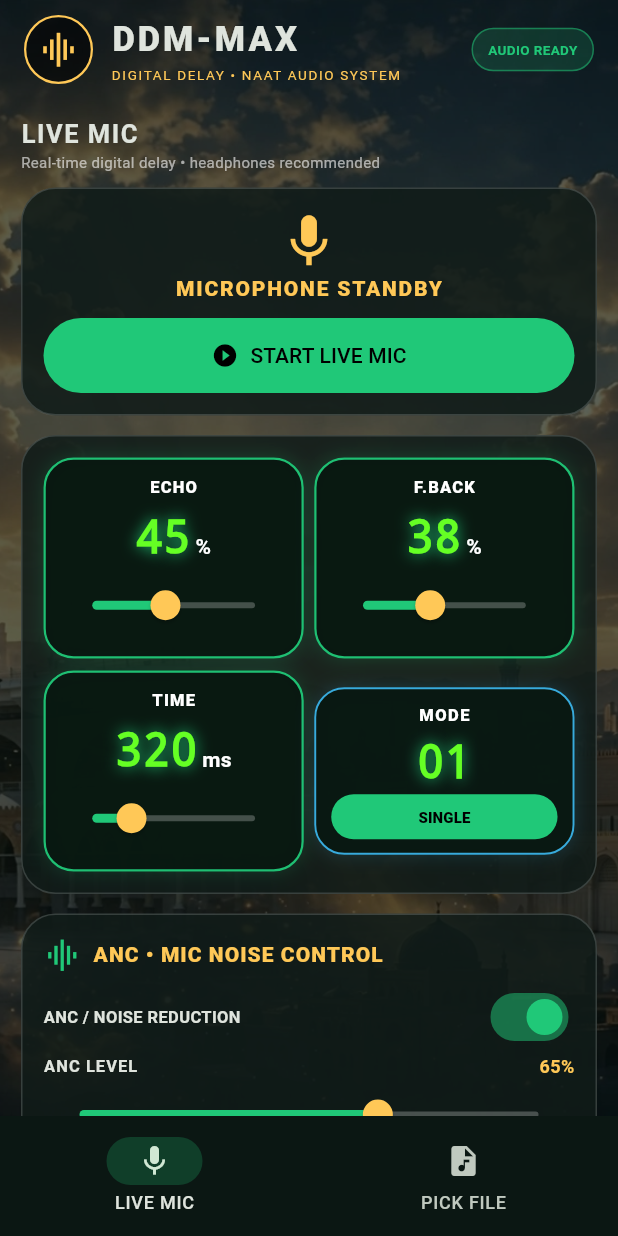
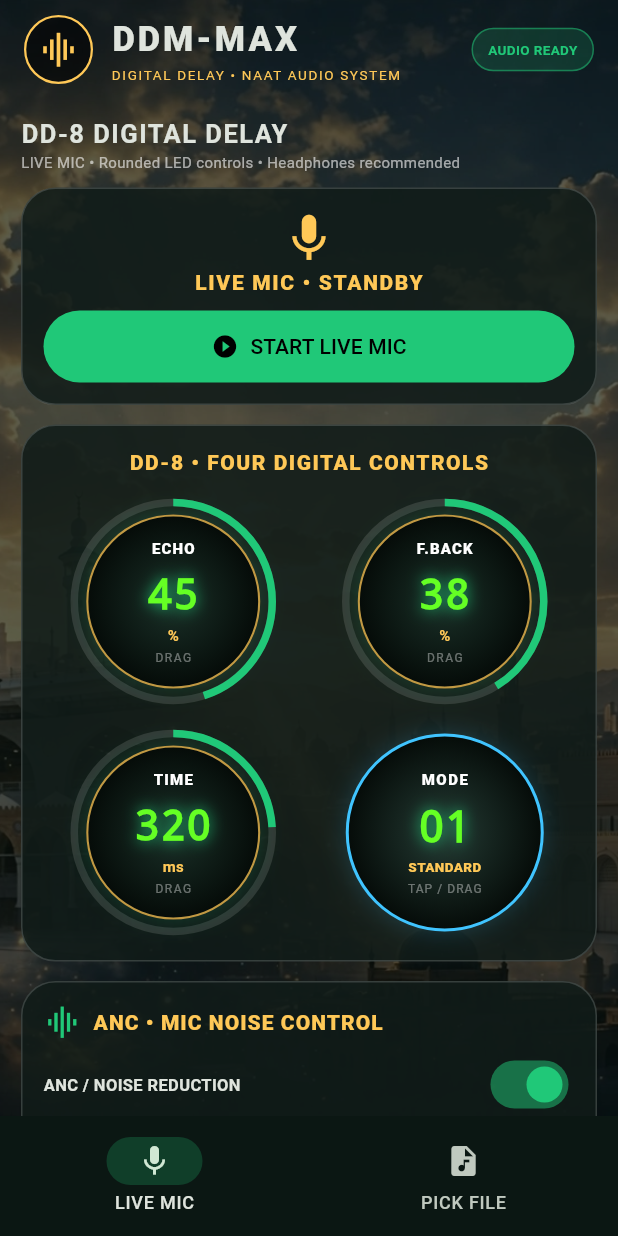
Before and after one commit to iammrsbi/ddm-max, a Flutter app: the screen it shows after launch, on a phone screen of 412 x 824 dp. Run offline on Flutter 3.47's test engine with Material 3 defaults, Android fonts, the phone set to English and light mode, and no system bars; our stand-ins replace audioplayers, file_picker, permission_handler, share_plus, shared_preferences; missing offline and left inert: record.

Commit message:
Build rounded LED DD-8 controls for Echo Feedback Time and Mode

```diff
--- a/lib/main.dart
+++ b/lib/main.dart
@@ -31,6 +31,8 @@ class ConsoleHome extends StatefulWidget {
 }
 class _ConsoleHomeState extends State<ConsoleHome> {
   int tab=0;
+  int delayMode=0;
+  static const List<String> delayModeNames=['STANDARD','ANALOG','TAPE','WARM','MOD','DUAL'];
   Duration fileDuration=Duration.zero, filePosition=Duration.zero;
   bool playbackPaused=false;
   double level=80,feedback=38,delayTime=320,mix=45;
@@ -176,6 +178,7 @@ class _ConsoleHomeState extends State<ConsoleHome> {
         mix: mix / 100, level: level / 100, eq: eq,
         pingPong: pingPong, dual: dual, bypass: bypass,
         noiseReduction: noiseReduction, noiseGate: noiseGate, ancLevel: ancLevel / 100,
+        mode: delayMode,
       );
       if (!mounted) return;
       setState(() => processed = output);
@@ -196,7 +199,7 @@ class _ConsoleHomeState extends State<ConsoleHome> {
       }
       final permission=await Permission.microphone.request();
       if(!permission.isGranted){note('Microphone permission allow karo.');return;}
-      final caps=await liveChannel.invokeMapMethod<String,dynamic>('start', {'delayMs':delayTime.round(),'feedback':feedback/100,'mix':mix/100,'level':level/100,'noiseReduction':noiseReduction,'noiseGate':noiseGate,'ancLevel':ancLevel/100,'dual':dual,'pingPong':pingPong,'bypass':bypass,'eq':eq});
+      final caps=await liveChannel.invokeMapMethod<String,dynamic>('start', {'delayMs':delayTime.round(),'feedback':feedback/100,'mix':mix/100,'level':level/100,'noiseReduction':noiseReduction,'noiseGate':noiseGate,'ancLevel':ancLevel/100,'dual':dual,'pingPong':pingPong,'bypass':bypass,'eq':eq,'mode':delayMode});
       if(mounted)setState(()=>liveMonitoring=true);
       final ns=caps?['noiseSuppressor']==true;
       final aec=caps?['echoCanceler']==true;
@@ -227,7 +230,7 @@ class _ConsoleHomeState extends State<ConsoleHome> {
   Map<String,dynamic> _liveConfig()=>({
     'delayMs':delayTime.round(),'feedback':feedback/100,'mix':mix/100,'level':level/100,
     'noiseReduction':noiseReduction,'noiseGate':noiseGate,'ancLevel':ancLevel/100,
-    'dual':dual,'pingPong':pingPong,'bypass':bypass,'eq':eq,
+    'dual':dual,'pingPong':pingPong,'bypass':bypass,'eq':eq,'mode':delayMode,
   });
   Future<void> _updateLiveEngine() async {
     if(!liveMonitoring)return;
@@ -273,156 +276,119 @@ class _ConsoleHomeState extends State<ConsoleHome> {
   Widget box(Widget c)=>Container(margin:const EdgeInsets.only(bottom:13),padding:const EdgeInsets.all(14),
     decoration:BoxDecoration(color:panel,borderRadius:BorderRadius.circular(23),border:Border.all(color:Colors.white.withOpacity(.16))),child:c);
   Widget delayPage()=>scroll([
-    title('LIVE MIC','Real-time digital delay • headphones recommended'),
+    title('DD-8 DIGITAL DELAY','LIVE MIC • Rounded LED controls • Headphones recommended'),
     box(Column(children:[
-      const Icon(Icons.mic,color:gold,size:42),
-      Text(liveMonitoring?'LIVE EFFECT RUNNING':'MICROPHONE STANDBY',style:TextStyle(color:liveMonitoring?green:gold,fontWeight:FontWeight.w900,letterSpacing:1.2)),
-      const SizedBox(height:10),
-      SizedBox(width:double.infinity,child:FilledButton.icon(onPressed:toggleLiveMonitor,icon:Icon(liveMonitoring?Icons.stop_circle:Icons.play_circle_fill),label:Text(liveMonitoring?'STOP LIVE MIC':'START LIVE MIC'),style:FilledButton.styleFrom(backgroundColor:liveMonitoring?Colors.redAccent:green,foregroundColor:Colors.black,padding:const EdgeInsets.symmetric(vertical:15)))),
+      const Icon(Icons.mic,color:gold,size:38),
+      Text(liveMonitoring?'LIVE MIC • EFFECT ON':'LIVE MIC • STANDBY',
+        style:TextStyle(color:liveMonitoring?green:gold,fontWeight:FontWeight.w900,letterSpacing:1.1)),
+      const SizedBox(height:9),
+      SizedBox(width:double.infinity,child:FilledButton.icon(
+        onPressed:toggleLiveMonitor,
+        icon:Icon(liveMonitoring?Icons.stop_circle:Icons.play_circle_fill),
+        label:Text(liveMonitoring?'STOP LIVE MIC':'START LIVE MIC'),
+        style:FilledButton.styleFrom(backgroundColor:liveMonitoring?Colors.redAccent:green,
+          foregroundColor:Colors.black,padding:const EdgeInsets.symmetric(vertical:14),
+          shape:const StadiumBorder()),
+      )),
     ])),
     box(Column(children:[
-      Row(children:[
-        Expanded(child:ledMetric('ECHO','${mix.round()}','%',mix,0,100,(v)=>_changeLive(()=>mix=v))),
-        const SizedBox(width:7),
-        Expanded(child:ledMetric('F.BACK','${feedback.round()}','%',feedback,0,92,(v)=>_changeLive(()=>feedback=v))),
+      const Text('DD-8 • FOUR DIGITAL CONTROLS',style:TextStyle(color:gold,fontWeight:FontWeight.w900,letterSpacing:1)),
+      const SizedBox(height:12),
+      Row(mainAxisAlignment:MainAxisAlignment.spaceEvenly,children:[
+        Expanded(child:roundDial('ECHO',mix,0,100,'${mix.round()}','%',(v)=>_changeLive(()=>mix=v))),
+        const SizedBox(width:8),
+        Expanded(child:roundDial('F.BACK',feedback,0,92,'${feedback.round()}','%',(v)=>_changeLive(()=>feedback=v))),
       ]),
-      const SizedBox(height:8),
-      Row(children:[
-        Expanded(child:ledMetric('TIME','${delayTime.round()}','ms',delayTime,40,1200,(v)=>_changeLive(()=>delayTime=v))),
-        const SizedBox(width:7),
-        Expanded(child:modeMetric(onToggle:()=>_changeLive(()=>dual=!dual))),
+      const SizedBox(height:12),
+      Row(mainAxisAlignment:MainAxisAlignment.spaceEvenly,children:[
+        Expanded(child:roundDial('TIME',delayTime,40,1200,'${delayTime.round()}','ms',(v)=>_changeLive(()=>delayTime=v))),
+        const SizedBox(width:8),
+        Expanded(child:roundModeDial()),
       ]),
     ])),
-    noiseControlCard(),
-    box(Column(children:[
-      Row(children:[Expanded(child:neonMode('SINGLE DELAY',!dual,green,()=>_changeLive(()=>dual=false))),const SizedBox(width:7),Expanded(child:neonMode('DUAL DELAY',dual,Colors.lightBlueAccent,()=>_changeLive(()=>dual=true)))]),
-      const SizedBox(height:8),
-      Row(children:[Expanded(child:neonMode('PING-PONG',pingPong,Colors.purpleAccent,()=>_changeLive(()=>pingPong=!pingPong))),const SizedBox(width:7),Expanded(child:neonMode('BYPASS',bypass,Colors.orangeAccent,()=>_changeLive(()=>bypass=!bypass)))]),
+    noiseControlCard(live:true),
+    box(Row(mainAxisAlignment:MainAxisAlignment.spaceEvenly,children:[
+      Expanded(child:roundToggle('PING-PONG',pingPong,Colors.purpleAccent,()=>_changeLive(()=>pingPong=!pingPong))),
+      const SizedBox(width:10),
+      Expanded(child:roundToggle('BYPASS',bypass,Colors.orangeAccent,()=>_changeLive(()=>bypass=!bypass))),
     ])),
     box(Column(children:[
-      const Text('5-BAND EQ',style:TextStyle(color:gold,fontWeight:FontWeight.w900)),
+      const Text('5-BAND VOICE EQ',style:TextStyle(color:gold,fontWeight:FontWeight.w900)),
       for(int i=0;i<5;i++) slider(['BASS 100 Hz','LOW MID 350 Hz','MID 1 kHz','HIGH MID 3.5 kHz','TREBLE 9 kHz'][i],eq[i],-12,12,'${eq[i].round()} dB',(v)=>_changeLive(()=>eq[i]=v)),
     ])),
   ]);
 
-    Widget ledMetric(String label,String value,String unit,double current,double min,double max,ValueChanged<double> changed)=>Container(
-    padding:const EdgeInsets.symmetric(horizontal:7,vertical:10),
-    decoration:BoxDecoration(color:const Color(0xF4081710),borderRadius:BorderRadius.circular(20),border:Border.all(color:green.withOpacity(.95),width:1.5),boxShadow:[BoxShadow(color:green.withOpacity(.18),blurRadius:10)]),
-    child:Column(children:[
-      Text(label,style:const TextStyle(fontSize:11,fontWeight:FontWeight.w900,color:Colors.white,letterSpacing:.8)),
-      const SizedBox(height:4),
-      FittedBox(fit:BoxFit.scaleDown,child:Row(crossAxisAlignment:CrossAxisAlignment.end,children:[
-        Text(value,style:const TextStyle(fontFamily:'monospace',fontSize:30,fontWeight:FontWeight.w900,color:Color(0xFF65FF24),shadows:[Shadow(color:green,blurRadius:12)])),
-        Padding(padding:const EdgeInsets.only(bottom:5,left:3),child:Text(unit,style:const TextStyle(color:Colors.white,fontWeight:FontWeight.bold))),
+  Widget roundDial(String label,double value,double min,double max,String number,String unit,ValueChanged<double> onChanged){
+    final progress=((value-min)/(max-min)).clamp(0.0,1.0).toDouble();
+    return Center(child:GestureDetector(
+      onVerticalDragUpdate:(details)=>onChanged((value-details.delta.dy*(max-min)/150).clamp(min,max).toDouble()),
+      child:SizedBox(width:142,height:142,child:Stack(alignment:Alignment.center,children:[
+        SizedBox(width:132,height:132,child:CircularProgressIndicator(
+          value:progress,strokeWidth:5,backgroundColor:Colors.white12,
+          valueColor:AlwaysStoppedAnimation<Color>(green))),
+        Container(width:116,height:116,decoration:BoxDecoration(
+          shape:BoxShape.circle,
+          gradient:const RadialGradient(colors:[Color(0xFF1A3028),Color(0xFF050B08)]),
+          border:Border.all(color:gold.withOpacity(.75),width:1.4),
+          boxShadow:[BoxShadow(color:green.withOpacity(.20),blurRadius:13)]),
+          child:Column(mainAxisAlignment:MainAxisAlignment.center,children:[
+            Text(label,style:const TextStyle(fontSize:10,fontWeight:FontWeight.w900,color:Colors.white,letterSpacing:.8)),
+            const SizedBox(height:4),
+            FittedBox(child:Text(number,style:const TextStyle(fontFamily:'monospace',fontSize:28,
+              fontWeight:FontWeight.w900,color:Color(0xFF65FF24),
+              shadows:[Shadow(color:green,blurRadius:12)]))),
+            Text(unit,style:const TextStyle(color:gold,fontSize:10,fontWeight:FontWeight.bold)),
+            const SizedBox(height:3),
+            const Text('DRAG',style:TextStyle(color:Colors.white38,fontSize:8,letterSpacing:1)),
+          ])),
       ])),
-      Slider(value:current.clamp(min,max).toDouble(),min:min,max:max,onChanged:changed),
-    ]),
+    ));
+  }
+
+  Widget roundModeDial(){
+    final name=delayModeNames[delayMode];
+    return Center(child:GestureDetector(
+      onTap:()=>_changeLive(()=>{delayMode=(delayMode+1)%delayModeNames.length,dual=delayMode==5}),
+      onVerticalDragUpdate:(details){
+        if(details.delta.dy.abs()>2){
+          final step=details.delta.dy>0?1:-1;
+          _changeLive(()=>{delayMode=(delayMode+step+delayModeNames.length)%delayModeNames.length,dual=delayMode==5});
+        }
+      },
+      child:Container(width:132,height:132,decoration:BoxDecoration(
+        shape:BoxShape.circle,gradient:const RadialGradient(colors:[Color(0xFF243B34),Color(0xFF050B08)]),
+        border:Border.all(color:Colors.lightBlueAccent,width:2),
+        boxShadow:[BoxShadow(color:Colors.lightBlueAccent.withOpacity(.20),blurRadius:14)]),
+        child:Column(mainAxisAlignment:MainAxisAlignment.center,children:[
+          const Text('MODE',style:TextStyle(fontSize:10,fontWeight:FontWeight.w900,color:Colors.white,letterSpacing:1)),
+          const SizedBox(height:4),
+          Text((delayMode+1).toString().padLeft(2,'0'),style:const TextStyle(fontFamily:'monospace',
+            fontSize:29,fontWeight:FontWeight.w900,color:Color(0xFF65FF24),
+            shadows:[Shadow(color:green,blurRadius:12)])),
+          Text(name,style:const TextStyle(color:gold,fontSize:9,fontWeight:FontWeight.w900)),
+          const SizedBox(height:3),
+          const Text('TAP / DRAG',style:TextStyle(color:Colors.white38,fontSize:8,letterSpacing:.7)),
+        ]),
+      ),
+    ));
+  }
+
+  Widget roundToggle(String label,bool active,Color color,VoidCallback onTap)=>GestureDetector(
+    onTap:onTap,
+    child:Container(height:92,decoration:BoxDecoration(
+      color:active?color.withOpacity(.18):const Color(0xFF09130F),
+      borderRadius:BorderRadius.circular(46),
+      border:Border.all(color:active?color:Colors.white24,width:active?2:1),
+      boxShadow:active?[BoxShadow(color:color.withOpacity(.22),blurRadius:12)]:[]),
+      child:Column(mainAxisAlignment:MainAxisAlignment.center,children:[
+        Text(label,style:const TextStyle(fontSize:10,fontWeight:FontWeight.w900,letterSpacing:.6)),
+        const SizedBox(height:3),
+        Text(active?'ON':'OFF',style:TextStyle(fontFamily:'monospace',fontSize:22,
+          fontWeight:FontWeight.w900,color:active?color:Colors.white54)),
+      ]),
+    ),
   );
-  Widget modeMetric({required VoidCallback onToggle})=>Container(
-    padding:const EdgeInsets.symmetric(horizontal:10,vertical:9),
-    decoration:BoxDecoration(color:const Color(0xF4081710),borderRadius:BorderRadius.circular(20),
-      border:Border.all(color:Colors.lightBlueAccent.withOpacity(.85),width:1.3),
-      boxShadow:[BoxShadow(color:Colors.lightBlueAccent.withOpacity(.16),blurRadius:10)]),
-    child:Column(children:[
-      const Text('MODE',style:TextStyle(fontSize:11,fontWeight:FontWeight.w900,color:Colors.white,letterSpacing:1)),
-      const SizedBox(height:2),
-      Text(dual?'02':'01',style:const TextStyle(fontFamily:'monospace',fontSize:30,fontWeight:FontWeight.w900,
-        color:Color(0xFF65FF24),shadows:[Shadow(color:green,blurRadius:12)])),
-      SizedBox(width:double.infinity,height:30,child:FilledButton(
-        onPressed:onToggle,
-        style:FilledButton.styleFrom(backgroundColor:dual?Colors.lightBlueAccent:green,foregroundColor:Colors.black,
-          padding:EdgeInsets.zero,shape:const StadiumBorder()),
-        child:Text(dual?'DUAL':'SINGLE',style:const TextStyle(fontSize:10,fontWeight:FontWeight.w900)))),
-    ]),
-  );
-  Widget neonMode(String label,bool active,Color color,VoidCallback fn)=>SizedBox(width:double.infinity,height:54,child:OutlinedButton(
-    onPressed:fn,
-    style:OutlinedButton.styleFrom(backgroundColor:active?color.withOpacity(.2):Colors.black54,foregroundColor:active?color:Colors.white,side:BorderSide(color:active?color:Colors.white30,width:active?2:1),shape:RoundedRectangleBorder(borderRadius:BorderRadius.circular(24)),shadowColor:color,elevation:active?8:0),
-    child:Text(label,textAlign:TextAlign.center,style:const TextStyle(fontSize:11,fontWeight:FontWeight.w900,letterSpacing:.7)),
-  ));
-  Widget filePage()=>scroll([
-    title('PICK FILE • AUDIO EDITOR','Upload, edit, audition effects, play/pause and save.'),
-    box(Column(crossAxisAlignment:CrossAxisAlignment.stretch,children:[
-      const Icon(Icons.audio_file,color:gold,size:42),
-      Text(selected?.path.split('/').last??'NO FILE SELECTED',textAlign:TextAlign.center,maxLines:2,overflow:TextOverflow.ellipsis,style:const TextStyle(fontWeight:FontWeight.w900)),
-      const SizedBox(height:6),
-      Text('FILE LENGTH  ${_time(fileDuration)}',textAlign:TextAlign.center,style:const TextStyle(color:green,fontFamily:'monospace',fontSize:18,fontWeight:FontWeight.w900)),
-      const SizedBox(height:8),
-      action(Icons.folder_open,'PICK AUDIO FILE',()=>chooseAudio()),
-      const SizedBox(height:8),
-      Row(children:[
-        Expanded(child:outlined(Icons.play_arrow,'PLAY ORIGINAL',()=>play(selected))),
-        const SizedBox(width:5),
-        Expanded(child:outlined(playbackPaused?Icons.play_arrow:Icons.pause,playbackPaused?'RESUME':'PAUSE',togglePause)),
-        const SizedBox(width:5),
-        Expanded(child:outlined(Icons.stop,'STOP',stop)),
-      ]),
-      Slider(value:fileDuration.inMilliseconds<=0?0:filePosition.inMilliseconds.clamp(0,fileDuration.inMilliseconds).toDouble(),min:0,max:fileDuration.inMilliseconds<=0?1:fileDuration.inMilliseconds.toDouble(),onChanged:fileDuration==Duration.zero?null:(v)=>player.seek(Duration(milliseconds:v.round()))),
-      Row(mainAxisAlignment:MainAxisAlignment.spaceBetween,children:[Text(_time(filePosition),style:const TextStyle(color:gold,fontFamily:'monospace')),Text(_time(fileDuration),style:const TextStyle(color:Colors.white60,fontFamily:'monospace'))]),
-      sw('REPEAT / LOOP',loop,(v)async{setState(()=>loop=v);await player.setReleaseMode(v?ReleaseMode.loop:ReleaseMode.release);}),
-    ])),
-    box(Column(children:[
-      const Text('DIGITAL DELAY • EFFECT CONTROLS',style:TextStyle(color:gold,fontWeight:FontWeight.w900,letterSpacing:1)),
-      slider('ECHO',mix,0,100,'${mix.round()}%',(v)=>setState(()=>mix=v)),
-      slider('F.BACK',feedback,0,92,'${feedback.round()}%',(v)=>setState(()=>feedback=v)),
-      slider('TIME',delayTime,40,1200,'${delayTime.round()} ms',(v)=>setState(()=>delayTime=v)),
-      modeMetric(onToggle:()=>setState(()=>dual=!dual)),
-      const SizedBox(height:6),
-      Row(children:[Expanded(child:neonMode('PING-PONG',pingPong,Colors.purpleAccent,()=>setState(()=>pingPong=!pingPong))),const SizedBox(width:6),Expanded(child:neonMode('BYPASS',bypass,Colors.orangeAccent,()=>setState(()=>bypass=!bypass)))]),
-    ])),
-    noiseControlCard(),
-    box(Column(children:[
-      const Text('5-BAND EQ',style:TextStyle(color:gold,fontWeight:FontWeight.w900)),
-      for(int i=0;i<5;i++) slider(['BASS 100 Hz','LOW MID 350 Hz','MID 1 kHz','HIGH MID 3.5 kHz','TREBLE 9 kHz'][i],eq[i],-12,12,'${eq[i].round()} dB',(v)=>setState(()=>eq[i]=v)),
-    ])),
-    box(Column(crossAxisAlignment:CrossAxisAlignment.stretch,children:[
-      FilledButton.icon(onPressed:working||selected==null?null:auditionEffect,icon:working?const SizedBox(width:16,height:16,child:CircularProgressIndicator(strokeWidth:2)):const Icon(Icons.headphones),label:Text(working?'PROCESSING...':'AUDITION CURRENT EFFECT')),
-      const SizedBox(height:7),
-      outlined(Icons.play_circle,'PLAY PROCESSED FILE',()=>play(processed)),
-      outlined(Icons.share,'SHARE / EXPORT PROCESSED WAV',()=>shareFile(processed)),
-      if(processed!=null)Text('Output: ${processed!.path.split('/').last}',style:const TextStyle(color:green,fontSize:10)),
-    ])),
-    const Text('MP3 / AAC / M4A / OGG aur WAV files ko pehle device decoder se PCM WAV mein convert karke effect apply kiya jata hai. Kuch unsupported ya DRM-protected files decode nahi hongi.',style:TextStyle(color:Colors.orangeAccent,fontSize:10)),
-  ]);
 
-    Widget eqPage()=>scroll([
-    title('5-BAND EQUALIZER','EQ is applied to the next processed audio output.'),
-    box(Column(children:[
-      Row(children:[Expanded(child:mode('FLAT',eqPreset=='FLAT',()=>_changeLive((){eq.fillRange(0,5,0);eqPreset='FLAT';}))),const SizedBox(width:7),Expanded(child:mode('NAAT VOICE',eqPreset=='NAAT VOICE',()=>_changeLive((){eq[0]=1;eq[1]=1;eq[2]=3;eq[3]=4;eq[4]=2;eqPreset='NAAT VOICE';})))]),
-      slider('BASS • 100 Hz',eq[0],-12,12,'${eq[0].round()} dB',(v)=>_changeLive(() {eq[0]=v;eqPreset='CUSTOM';})),
-      slider('LOW MID • 350 Hz',eq[1],-12,12,'${eq[1].round()} dB',(v)=>_changeLive(() {eq[1]=v;eqPreset='CUSTOM';})),
-      slider('MID • 1 kHz',eq[2],-12,12,'${eq[2].round()} dB',(v)=>_changeLive(() {eq[2]=v;eqPreset='CUSTOM';})),
-      slider('HIGH MID • 3.5 kHz',eq[3],-12,12,'${eq[3].round()} dB',(v)=>_changeLive(() {eq[3]=v;eqPreset='CUSTOM';})),
-      slider('TREBLE • 9 kHz',eq[4],-12,12,'${eq[4].round()} dB',(v)=>_changeLive(() {eq[4]=v;eqPreset='CUSTOM';})),
-      Row(children:[Expanded(child:mode('BASS BOOST',eqPreset=='BASS BOOST',()=>_changeLive((){eq[0]=8;eq[1]=3;eqPreset='BASS BOOST';}))),const SizedBox(width:8),Expanded(child:mode('CLEAR VOCAL',eqPreset=='CLEAR VOCAL',()=>_changeLive((){eq[2]=3;eq[3]=6;eq[4]=3;eqPreset='CLEAR VOCAL';})))]),
-      const SizedBox(height:8),const Text('EQ values are used by PROCESS & SAVE ECHO on the File Echo or Record tab.',style:TextStyle(color:Colors.white60,fontSize:10)),
-    ])),
-    FilledButton.icon(onPressed:()=>setState(()=>tab=1),icon:const Icon(Icons.audio_file),label:const Text('GO TO FILE ECHO')),
-  ]);
-  Widget recordPage()=>scroll([
-    title('LIVE MIC & RECORDING','Mic noise reduction, noise gate, live echo and recording.'),
-    noiseControlCard(),
-    box(Column(children:[
-      Icon(recording?Icons.fiber_manual_record:Icons.mic,size:64,color:recording?Colors.redAccent:gold),
-      Text(recording?'RECORDING NOW':'MICROPHONE READY',style:const TextStyle(fontWeight:FontWeight.bold,letterSpacing:1)),
-      const SizedBox(height:12),
-      SizedBox(width:double.infinity,child:OutlinedButton.icon(
-        onPressed:recording?null:toggleLiveMonitor,
-        icon:Icon(liveMonitoring?Icons.stop_circle:Icons.hearing),
-        label:Text(liveMonitoring?'STOP LIVE MIC EFFECT':'START LIVE MIC EFFECT'),
-      )),
-      const SizedBox(height:8),
-      SizedBox(width:double.infinity,child:FilledButton.icon(
-        style:FilledButton.styleFrom(backgroundColor:recording?Colors.red.shade700:green,foregroundColor:Colors.black),
-        onPressed:recording?stopRecording:() async {if(liveMonitoring) await toggleLiveMonitor(); await startRecording();},
-        icon:Icon(recording?Icons.stop:Icons.fiber_manual_record),label:Text(recording?'STOP & SAVE RECORDING':'START RECORDING'))),
-      const SizedBox(height:8),Text(recorded?.path.split('/').last??'No recording saved yet',style:const TextStyle(color:Colors.white60,fontSize:11)),
-      Row(children:[Expanded(child:outlined(Icons.play_arrow,'PLAY RECORDING',()=>play(recorded))),const SizedBox(width:7),Expanded(child:outlined(Icons.stop,'STOP',stop))]),
-      FilledButton.icon(onPressed:working||recorded==null?null:()=>process(recorded),icon:const Icon(Icons.graphic_eq),label:const Text('PROCESS RECORDING WITH EFFECTS')),
-      outlined(Icons.share,'SHARE PROCESSED RECORDING',()=>shareFile(processed)),
-    ])),
-    const Text('Mic noise reduction uses speech filtering and a noise gate. It reduces background noise; it is not the same as hardware ANC in headphones.',style:TextStyle(color:Colors.white54,fontSize:10)),
-  ]);
   Widget noiseControlCard()=>box(Column(crossAxisAlignment:CrossAxisAlignment.stretch,children:[
     const Row(children:[Icon(Icons.graphic_eq,color:green,size:25),SizedBox(width:8),Text('ANC • MIC NOISE CONTROL',style:TextStyle(color:gold,fontWeight:FontWeight.w900,letterSpacing:.7))]),
     const SizedBox(height:5),
```
